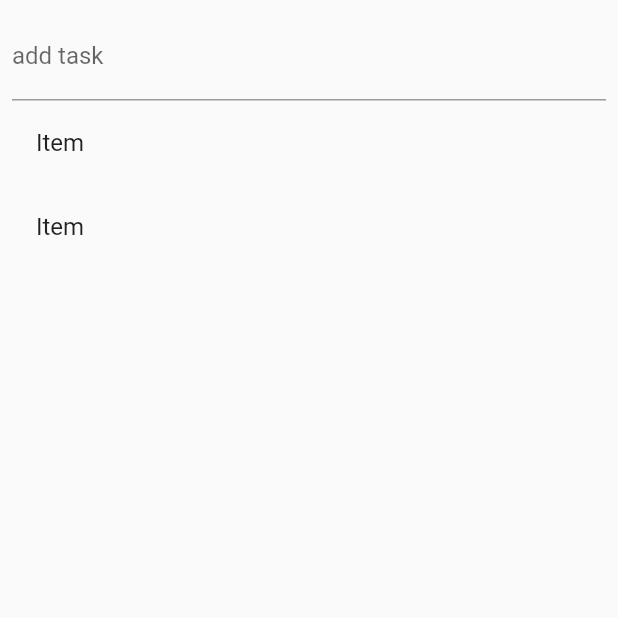
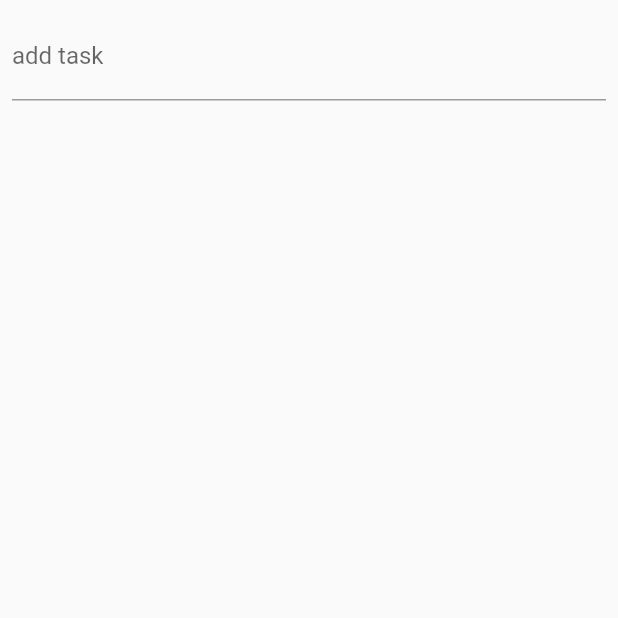
Before and after one commit to RustambekSafarov/basic_todolist, a Flutter app: the screen it shows after launch, after a tap on "ADD", on a phone screen of 412 x 824 dp, the top half of it. Run offline on Flutter 3.47's test engine with Material 2 defaults, Android fonts, the phone set to English and light mode, and no system bars.

Commit message:
add task into listview

```diff
--- a/lib/todo_list.dart
+++ b/lib/todo_list.dart
@@ -25,9 +25,9 @@ class _TodoListState extends State<TodoList> {
           ),
           Expanded(
             child: ListView.builder(
-                itemCount: 2,
+                itemCount: tasks.length,
                 itemBuilder: ((context, index) {
-                  return ListTile(title: Text('Item'));
+                  return ListTile(title: Text(tasks[index]));
                 })),
           ),
           ElevatedButton(
@@ -37,10 +37,11 @@ class _TodoListState extends State<TodoList> {
             child: Text('ADD'),
             onPressed: () {
               if (!txt.text.isEmpty) {
-                tasks.add(txt.text);
+                setState(() {
+                  tasks.add(txt.text);
+                });
               }
               txt.text = '';
-              print(tasks);
             },
           )
         ],
```
